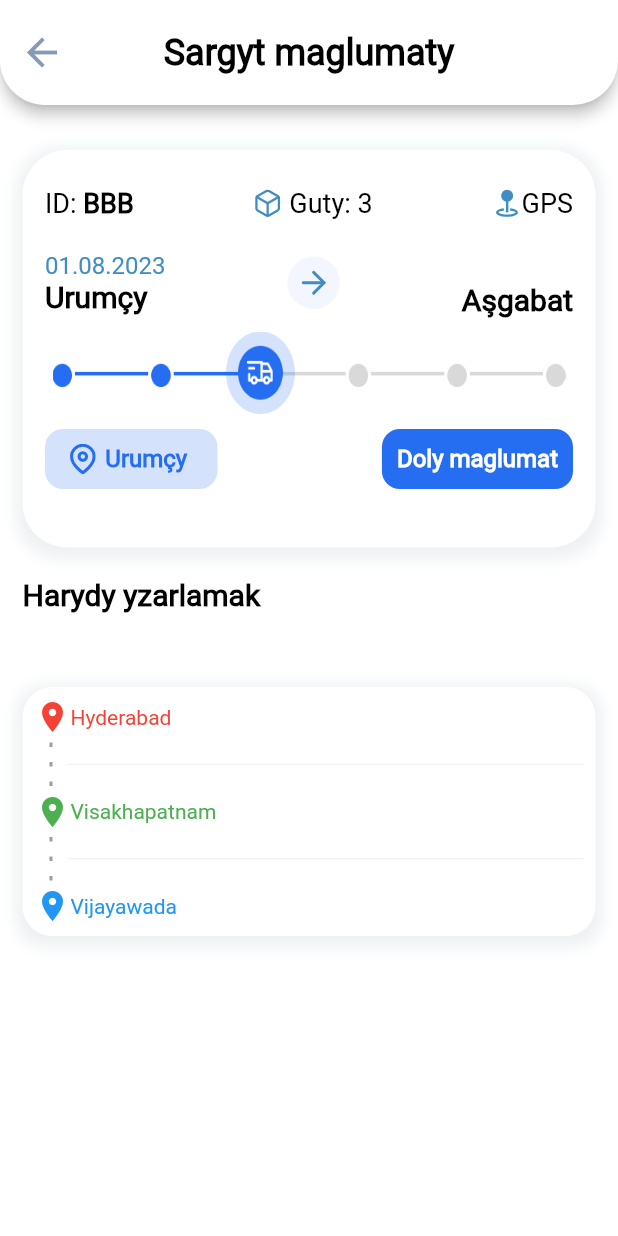
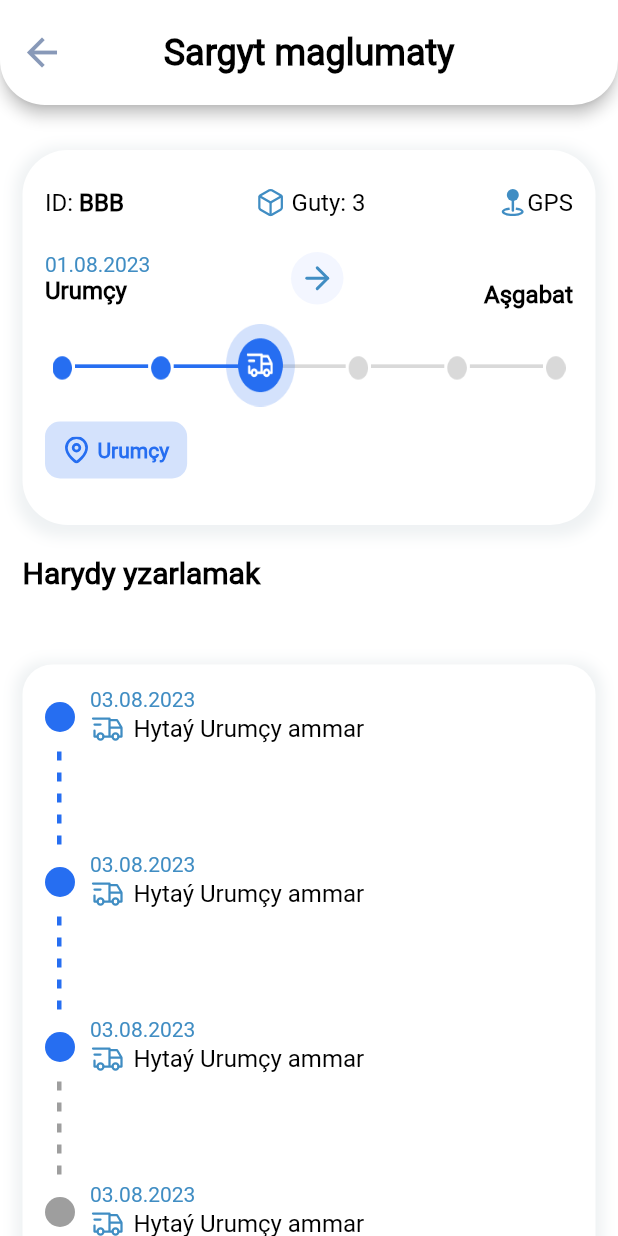
Before and after one commit to northernerwolf/106_Cargo, a Flutter app: the screen it shows after launch, after a tap on "Doly maglumat", on a phone screen of 412 x 824 dp. Run offline on Flutter 3.47's test engine with Material 2 defaults, Android fonts, the phone set to English and light mode, and no system bars; our stand-ins replace flutter_svg, persistent_bottom_nav_bar; Roboto replaces fonts that are missing (Montserrat).

Commit message:
order item finished

```diff
--- a/lib/src/screens/initial/components/cart_main.dart
+++ b/lib/src/screens/initial/components/cart_main.dart
@@ -188,7 +188,7 @@ class CartMain extends StatelessWidget {
                         borderRadius: BorderRadius.circular(10)),
                     child: Padding(
                       padding: const EdgeInsets.only(
-                          left: 10, top: 8, bottom: 8, right: 10),
+                          left: 12, top: 10, bottom: 10, right: 12),
                       child: Row(
                         mainAxisAlignment: MainAxisAlignment.center,
                         children: [
@@ -239,7 +239,7 @@ class CartMain extends StatelessWidget {
                   )
                 ],
               ),
-            )
+            ),
           ],
         ),
       ),
--- a/lib/src/screens/initial/pages/info_order.dart
+++ b/lib/src/screens/initial/pages/info_order.dart
@@ -11,20 +11,13 @@ class InfoOreder extends StatefulWidget {
 }
 
 class _InfoOrederState extends State<InfoOreder> {
-  List<Model> list = [];
-
   @override
   void initState() {
     super.initState();
-    list.add(Model("Hyderabad", Colors.red));
-    list.add(Model("Visakhapatnam", Colors.green));
-    list.add(Model("Vijayawada", Colors.blue));
   }
 
   void addNew() {
-    setState(() {
-      list.add(Model("Karnool", Colors.black));
-    });
+    setState(() {});
   }
 
   @override
@@ -53,6 +46,7 @@ class _InfoOrederState extends State<InfoOreder> {
         ),
       ),
       body: SafeArea(
+          child: SingleChildScrollView(
         child: Column(
           crossAxisAlignment: CrossAxisAlignment.start,
           children: [
@@ -71,7 +65,7 @@ class _InfoOrederState extends State<InfoOreder> {
                     ),
                   ],
                 ),
-              height: 265,
+                height: 250,
                 child: Column(
                   children: [
                     Padding(
@@ -86,7 +80,7 @@ class _InfoOrederState extends State<InfoOreder> {
                                 'ID: ',
                                 style: TextStyle(
                                     color: Colors.black,
-                                  fontSize: 18,
+                                    fontSize: 16,
                                     fontFamily: 'Roboto',
                                     fontStyle: FontStyle.normal,
                                     fontWeight: FontWeight.w400),
@@ -95,7 +89,7 @@ class _InfoOrederState extends State<InfoOreder> {
                                 'BBB',
                                 style: TextStyle(
                                     color: Colors.black,
-                                  fontSize: 18,
+                                    fontSize: 16,
                                     fontFamily: 'Roboto',
                                     fontStyle: FontStyle.normal,
                                     fontWeight: FontWeight.w600),
@@ -113,7 +107,7 @@ class _InfoOrederState extends State<InfoOreder> {
                                 ' Guty: ',
                                 style: TextStyle(
                                     color: Colors.black,
-                                  fontSize: 18,
+                                    fontSize: 16,
                                     fontFamily: 'Roboto',
                                     fontStyle: FontStyle.normal,
                                     fontWeight: FontWeight.w400),
@@ -122,7 +116,7 @@ class _InfoOrederState extends State<InfoOreder> {
                                 '3',
                                 style: TextStyle(
                                     color: Colors.black,
-                                  fontSize: 18,
+                                    fontSize: 16,
                                     fontFamily: 'Roboto',
                                     fontStyle: FontStyle.normal,
                                     fontWeight: FontWeight.w400),
@@ -140,7 +134,7 @@ class _InfoOrederState extends State<InfoOreder> {
                                 'GPS',
                                 style: TextStyle(
                                     color: Colors.black,
-                                  fontSize: 18,
+                                    fontSize: 16,
                                     fontFamily: 'Roboto',
                                     fontStyle: FontStyle.normal,
                                     fontWeight: FontWeight.w400),
@@ -163,7 +157,7 @@ class _InfoOrederState extends State<InfoOreder> {
                                 '01.08.2023',
                                 style: TextStyle(
                                     color: AppColors.authTextColor,
-                                  fontSize: 16,
+                                    fontSize: 14,
                                     fontFamily: 'Roboto',
                                     fontStyle: FontStyle.normal,
                                     fontWeight: FontWeight.w400),
@@ -172,7 +166,7 @@ class _InfoOrederState extends State<InfoOreder> {
                                 'Urumçy',
                                 style: TextStyle(
                                     color: Colors.black,
-                                  fontSize: 20,
+                                    fontSize: 16,
                                     fontFamily: 'Roboto',
                                     fontStyle: FontStyle.normal,
                                     fontWeight: FontWeight.w600),
@@ -184,7 +178,8 @@ class _InfoOrederState extends State<InfoOreder> {
                             width: 35,
                             decoration: const BoxDecoration(
                               color: AppColors.searchColor,
-                              shape: BoxShape.circle),
+                              shape: BoxShape.circle,
+                            ),
                             child: Padding(
                               padding: const EdgeInsets.all(5.0),
                               child: CustomIcon(
@@ -203,7 +198,7 @@ class _InfoOrederState extends State<InfoOreder> {
                                 'Aşgabat',
                                 style: TextStyle(
                                     color: Colors.black,
-                                  fontSize: 20,
+                                    fontSize: 16,
                                     fontFamily: 'Roboto',
                                     fontStyle: FontStyle.normal,
                                     fontWeight: FontWeight.w600),
@@ -227,55 +222,39 @@ class _InfoOrederState extends State<InfoOreder> {
                       padding:
                           const EdgeInsets.only(left: 15, right: 15, top: 10),
                       child: Row(
-                      mainAxisAlignment: MainAxisAlignment.spaceBetween,
+                        mainAxisAlignment: MainAxisAlignment.start,
                         children: [
                           Container(
-                          height: 40,
-                          width: 115,
                             decoration: BoxDecoration(
                                 color: AppColors.initialButtonColor,
-                              borderRadius: BorderRadius.circular(12)),
+                                borderRadius: BorderRadius.circular(10)),
+                            child: Padding(
+                              padding: const EdgeInsets.only(
+                                  left: 12, top: 10, bottom: 10, right: 12),
                               child: Row(
                                 mainAxisAlignment: MainAxisAlignment.center,
                                 children: [
                                   CustomIcon(
                                       title: 'assets/icons/map_pin.svg',
-                                  height: 20,
-                                  width: 20,
+                                      height: 18,
+                                      width: 18,
                                       color: AppColors.mainColor),
-                              const Padding(
-                                padding: EdgeInsets.all(5.0),
-                                child: Text(
+                                  const SizedBox(
+                                    width: 5,
+                                  ),
+                                  const Text(
                                     'Urumçy',
                                     style: TextStyle(
                                         color: AppColors.mainColor,
-                                      fontSize: 16,
+                                        fontSize: 14,
                                         fontFamily: 'Roboto',
                                         fontStyle: FontStyle.normal,
                                         fontWeight: FontWeight.w600),
                                   ),
-                              ),
                                 ],
                               ),
                             ),
-                        Container(
-                          height: 40,
-                          decoration: BoxDecoration(
-                              color: AppColors.mainColor,
-                              borderRadius: BorderRadius.circular(12)),
-                          child: const Padding(
-                            padding: EdgeInsets.all(10.0),
-                            child: Text(
-                              'Doly maglumat',
-                              style: TextStyle(
-                                  color: Colors.white,
-                                  fontSize: 16,
-                                  fontFamily: 'Roboto',
-                                  fontStyle: FontStyle.normal,
-                                  fontWeight: FontWeight.w600),
                           ),
-                          ),
-                        )
                         ],
                       ),
                     )
@@ -296,7 +275,8 @@ class _InfoOrederState extends State<InfoOreder> {
               ),
             ),
             Padding(
-            padding: const EdgeInsets.only(left: 15, right: 15, top: 30),
+              padding: const EdgeInsets.only(
+                  left: 15, right: 15, top: 30, bottom: 20),
               child: Container(
                 width: MediaQuery.of(context).size.width,
                 decoration: BoxDecoration(
@@ -316,56 +296,108 @@ class _InfoOrederState extends State<InfoOreder> {
                   crossAxisAlignment: CrossAxisAlignment.start,
                   children: [
                     Padding(
-                    padding: const EdgeInsets.all(8.0),
+                      padding: const EdgeInsets.all(15.0),
                       child: ListView.builder(
                           shrinkWrap: true,
-                        itemCount: list.length,
-                        itemBuilder: (con, ind) {
-                          return ind != 0
-                              ? Column(
+                          itemCount: 6,
+                          physics: const NeverScrollableScrollPhysics(),
+                          itemBuilder: (con, index) {
+                            return Column(
                                 mainAxisSize: MainAxisSize.min,
                                 children: [
-                                      Row(children: [
+                                  Visibility(
+                                    visible: index == 0 ? false : true,
+                                    child: Row(children: [
                                       Column(
                                         children: List.generate(
-                                            3,
+                                          5,
                                           (ii) => Padding(
                                               padding: const EdgeInsets.only(
-                                                    left: 10,
+                                                  left: 8,
                                                   right: 10,
-                                                    top: 5,
+                                                  top: 3,
                                                   bottom: 5),
                                               child: Container(
-                                                  height: 3,
-                                                  width: 2,
-                                                  color: Colors.grey,
+                                                height: 6,
+                                                width: 3,
+                                                color: index < 3
+                                                    ? AppColors.mainColor
+                                                    : Colors.grey,
                                               )),
                                         ),
                                       ),
-                                        Expanded(
-                                            child: Container(
-                                          color: Colors.grey.withAlpha(60),
-                                          height: 0.5,
-                                          padding: const EdgeInsets.only(
-                                            left: 10,
-                                            right: 20,
+                                    ]),
                                   ),
-                                        ))
-                                      ]),
                                   Row(children: [
-                                        Icon(Icons.location_on,
-                                            color: list[ind].color),
-                                        Text(list[ind].address,
+                                    Container(
+                                      height: 20,
+                                      width: 20,
+                                      decoration: BoxDecoration(
+                                          shape: BoxShape.circle,
+                                          color: index < 3
+                                              ? AppColors.mainColor
+                                              : Colors.grey),
+                                    ),
+                                    Padding(
+                                      padding: const EdgeInsets.only(left: 10),
+                                      child: Column(
+                                        crossAxisAlignment:
+                                            CrossAxisAlignment.start,
+                                        children: [
+                                          const Text(
+                                            '03.08.2023',
                                             style: TextStyle(
-                                                color: list[ind].color))
+                                                color: AppColors.authTextColor,
+                                                fontSize: 14,
+                                                fontFamily: 'Montserrat',
+                                                fontStyle: FontStyle.normal,
+                                                fontWeight: FontWeight.w400),
+                                          ),
+                                          Row(
+                                            mainAxisAlignment:
+                                                MainAxisAlignment.start,
+                                            children: [
+                                              CustomIcon(
+                                                title:
+                                                    'assets/icons/truck_delivery.svg',
+                                                height: 24,
+                                                width: 24,
+                                                color: AppColors.authTextColor,
+                                              ),
+                                              const Padding(
+                                                padding:
+                                                    EdgeInsets.only(left: 5),
+                                                child: Text(
+                                                  'Hytaý Urumçy ammar',
+                                                  style: TextStyle(
+                                                      color: Colors.black,
+                                                      fontSize: 16,
+                                                      fontFamily: 'Montserrat',
+                                                      fontStyle:
+                                                          FontStyle.normal,
+                                                      fontWeight:
+                                                          FontWeight.w400),
+                                                ),
+                                              ),
+                                            ],
+                                          )
+                                        ],
+                                      ),
+                                    )
                                   ])
-                                    ])
-                              : Row(children: [
-                                  Icon(Icons.location_on,
-                                      color: list[ind].color),
-                                  Text(list[ind].address,
-                                      style: TextStyle(color: list[ind].color))
                                 ]);
+                            // : Row(children: [
+                            //     Container(
+                            //       height: 10,
+                            //       width: 10,
+                            //       decoration: const BoxDecoration(
+                            //           shape: BoxShape.circle,
+                            //           color: AppColors.mainColor),
+                            //     ),
+                            //     const Text('Fuck',
+                            //         style: TextStyle(
+                            //             color: AppColors.profilColor))
+                            //   ]);
                           }),
                     )
                     //       decoration: const BoxDecoration(
@@ -395,6 +427,7 @@ class _InfoOrederState extends State<InfoOreder> {
               ),
             )
           ],
+        ),
       )),
     );
   }
```
Lines whose indentation alone changed are shown as unchanged.
